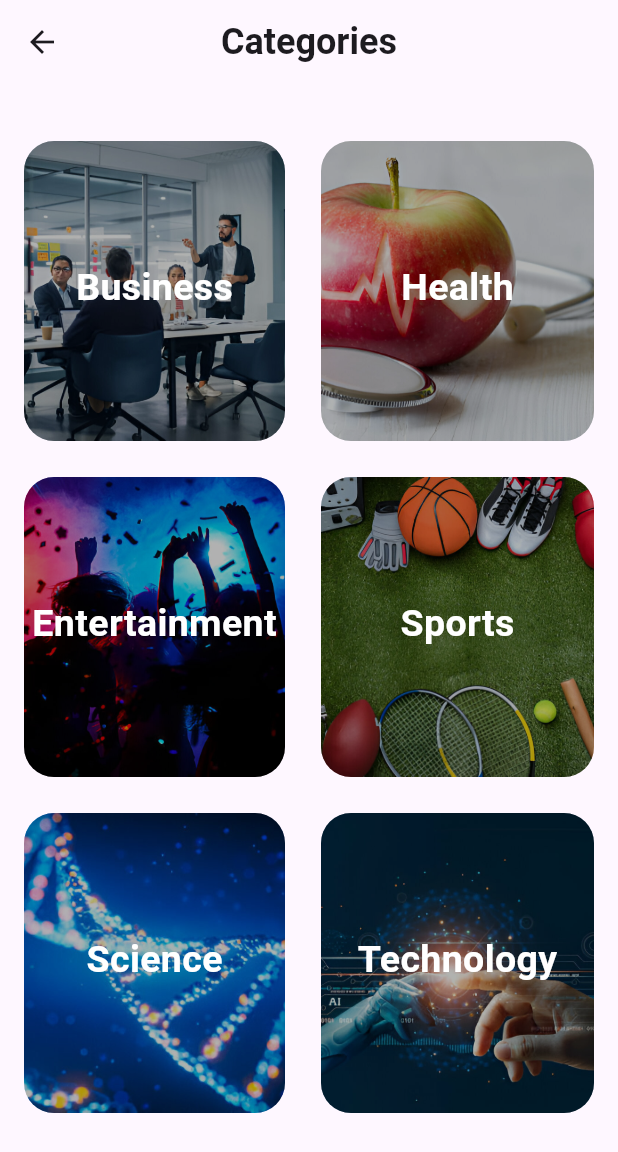
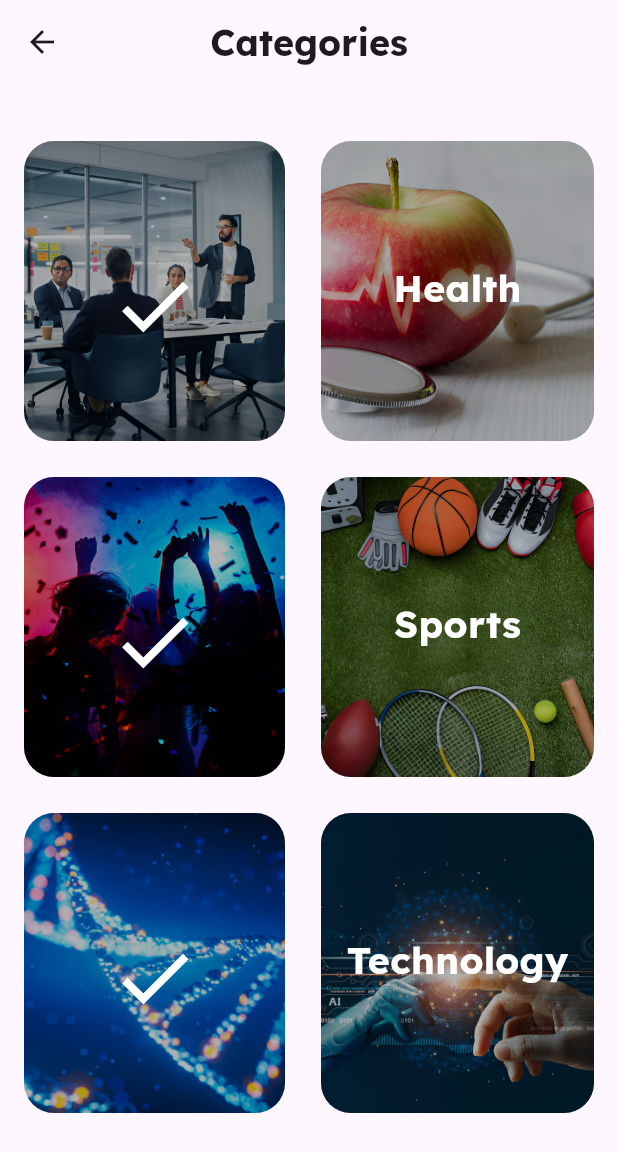
Before and after one commit to Abhinav771/TrendTrove, a Flutter app: the Categories screen opened directly, on a phone screen of 412 x 824 dp. Shown: the top 1152 px of the screen. Run offline on Flutter 3.47's test engine with Material 3 defaults, Android fonts, the phone set to English and light mode, and no system bars; our stand-ins replace carousel_slider; network calls fail.

Commit message:
font changes

```diff
--- a/lib/components/category_choice_row.dart
+++ b/lib/components/category_choice_row.dart
@@ -14,14 +14,16 @@ class CategoryChoiceRow extends StatefulWidget {
 
 class _CategoryChoiceRowState extends State<CategoryChoiceRow> {
   bool isSelected=true;
+  int a=0;
+
 
   // / isSelected==true?Text(widget.text1, style: TextStyle(fontSize: 25,color: Colors.white,fontWeight: FontWeight.bold),):Icon(Icons.check),
   @override
 
   Widget build(BuildContext context) {
-    Widget TopContainer =Text(widget.text1, style: TextStyle(fontSize: 25,color: Colors.white,fontWeight: FontWeight.bold),);
-    Widget TextContainer =Text(widget.text1, style: TextStyle(fontSize: 25,color: Colors.white,fontWeight: FontWeight.bold),);
-    Widget CheckContainer=Icon(Icons.check);
+    Widget TopContainer =Icon(Icons.check,color: Colors.white,size: 60,);
+    Widget TextContainer =Text(widget.text1, style: TextStyle(fontSize: 25,color: Colors.white,fontWeight: FontWeight.bold,fontFamily: 'LexendDeca'),);
+    Widget CheckContainer=Icon(Icons.check,color: Colors.white,size: 60,);
     return Row(children: [
       Expanded(
 
@@ -55,9 +57,13 @@ class _CategoryChoiceRowState extends State<CategoryChoiceRow> {
                       if(isSelected==true){
                         TopContainer=CheckContainer;
                         isSelected=false;
+                        a++;
+                        print(a);
                       }else{
                         TopContainer=TextContainer;
                         isSelected=true;
+                        a--;
+                        print(a);
 
                       }
                       setState(() {
@@ -73,7 +79,7 @@ class _CategoryChoiceRowState extends State<CategoryChoiceRow> {
                           crossAxisAlignment: CrossAxisAlignment.center,
                           children: [
                             SizedBox(height: 80,),
-                            TopContainer,
+                            TopContainer,//SetState
 
 
 
@@ -118,7 +124,7 @@ class _CategoryChoiceRowState extends State<CategoryChoiceRow> {
                         crossAxisAlignment: CrossAxisAlignment.center,
                         children: [
                           SizedBox(height: 80,),
-                          Text(widget.text2, style: TextStyle(fontSize: 25,color: Colors.white,fontWeight: FontWeight.bold),),
+                          Text(widget.text2, style: TextStyle(fontSize: 25,color: Colors.white,fontWeight: FontWeight.bold,fontFamily: 'LexendDeca'),),
 
                         ],)
                   ),
--- a/lib/components/drawer_Container.dart
+++ b/lib/components/drawer_Container.dart
@@ -26,7 +26,7 @@ class _DrawerContainerState extends State<DrawerContainer> {
 
               ),
               SizedBox(height: 20,),
-              Text('Abhinav Vats',style: TextStyle(fontWeight: FontWeight.bold,fontSize: 25),),
+              Text('Abhinav Vats',style: TextStyle(fontWeight: FontWeight.bold,fontSize: 25,fontFamily:'LexendDeca'),),
 
             ],)
 
@@ -34,10 +34,10 @@ class _DrawerContainerState extends State<DrawerContainer> {
           SizedBox(height: 50,),
           ListTile(
             leading: Icon(Icons.bookmark_added),
-            title: Text('Saved Articles'),
+            title: Text('Saved Articles',style: TextStyle(fontFamily:'LexendDeca',fontWeight: FontWeight.bold),),
           ),ListTile(
             leading: Icon(Icons.login_outlined),
-            title: Text('Log Out'),
+            title: Text('Log Out',style: TextStyle(fontFamily:'LexendDeca',fontWeight: FontWeight.bold),),
           ),
         ],),
       ),
--- a/lib/components/news_tile.dart
+++ b/lib/components/news_tile.dart
@@ -45,7 +45,7 @@ class NewsTile extends StatelessWidget {
                 Padding(
                   padding: const EdgeInsets.only(left:8.0,right:8),
                   child: Text(category,
-                    style: TextStyle(fontSize: 17,fontWeight: FontWeight.bold,color: blueColor),
+                    style: TextStyle(fontSize: 17,fontWeight: FontWeight.bold,color: blueColor,fontFamily: 'LexendDeca'),
                     overflow: TextOverflow.ellipsis,
                     maxLines: 2,
                     // textAlign: TextAlign.center,
@@ -53,7 +53,7 @@ class NewsTile extends StatelessWidget {
                 ),Padding(
                   padding: const EdgeInsets.only(left:8.0,right:8),
                   child:  Text(headline,
-                    style: TextStyle(fontSize: 20,fontWeight: FontWeight.bold,),
+                    style: TextStyle(fontSize: 20,fontWeight: FontWeight.bold,fontFamily: 'LexendDeca'),
                     overflow: TextOverflow.ellipsis,
                     maxLines: 2,
                     // textAlign: TextAlign.center,
--- a/lib/screens/categories.dart
+++ b/lib/screens/categories.dart
@@ -14,7 +14,7 @@ class _CategoriesState extends State<Categories> {
   Widget build(BuildContext context) {
     return Scaffold(
         appBar: AppBar(
-          title:Text('Categories',style: TextStyle(fontWeight: FontWeight.bold,fontSize: 24),),
+          title:Text('Categories',style: TextStyle(fontWeight: FontWeight.bold,fontSize: 24,fontFamily: 'LexendDeca'),),
           centerTitle: true,
         ),
         body: Container(
```
Also changed, not shown: lib/screens/homepage.dart (+5 -4 lines), pubspec.yaml (+11 -7 lines), fonts/LexendDeca-VariableFont_wght.ttf (added), fonts/Mulish-VariableFont_wght.ttf (added), fonts/Nunito-Italic-VariableFont_wght.ttf (added), fonts/Nunito-VariableFont_wght.ttf (added).
